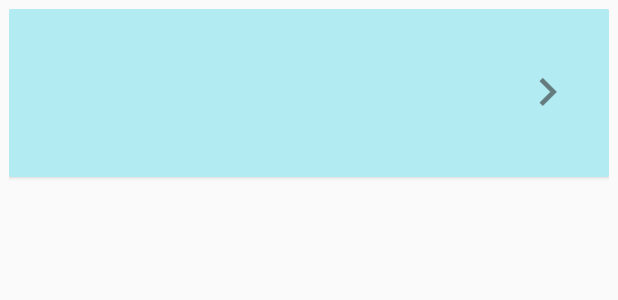
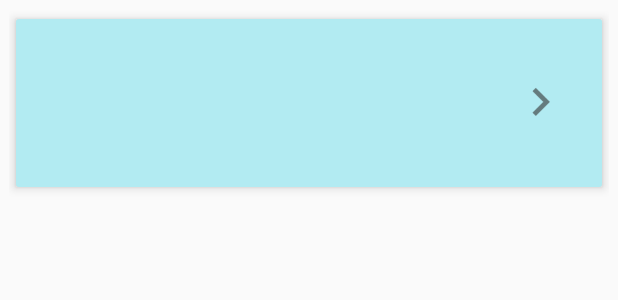
Before and after one commit to erlendg/Winder, an Android app: the layout card_view_row.xml on its own in the app's theme, with its tools: preview values and no code run, on a phone screen of 412 x 824 dp. Shown: the top 300 px of the screen. Run offline under Robolectric (Android 15) with nearby library versions, the phone set to English and light mode, and no system bars.

Commit message:
Fikset skygge på cardview

```diff
--- a/app/src/main/res/layout/card_view_row.xml
+++ b/app/src/main/res/layout/card_view_row.xml
@@ -10,7 +10,9 @@
     <android.support.v7.widget.CardView
         android:layout_width="match_parent"
         android:layout_height="wrap_content"
-        android:id="@+id/card_view">
+        android:id="@+id/card_view"
+        card_view:cardElevation="4dp"
+        card_view:cardUseCompatPadding="true">
 
         <RelativeLayout
             android:layout_width="match_parent"
```
